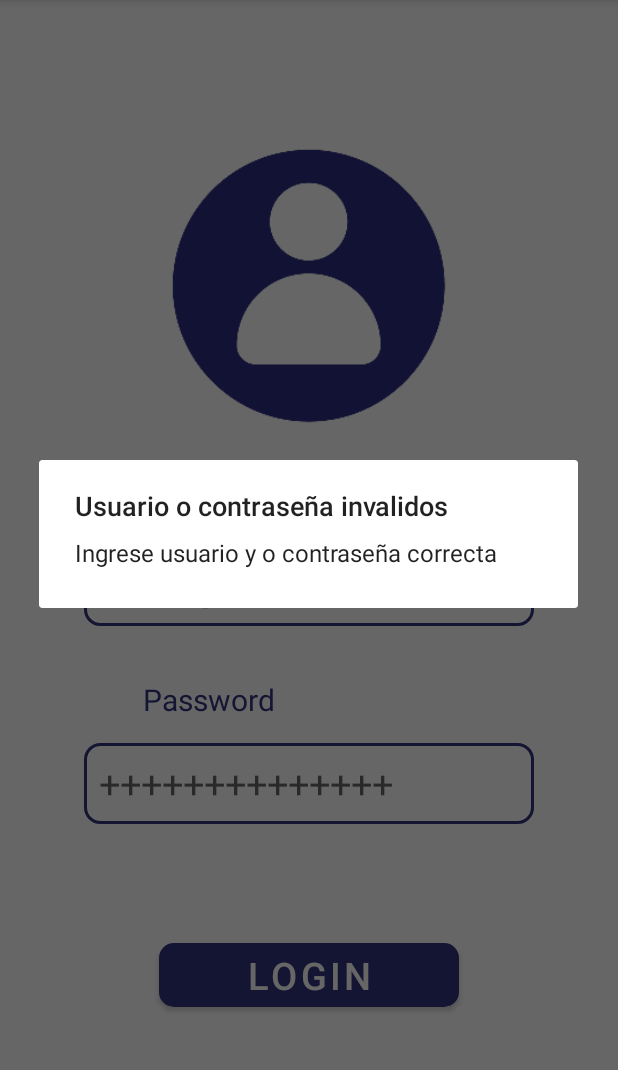
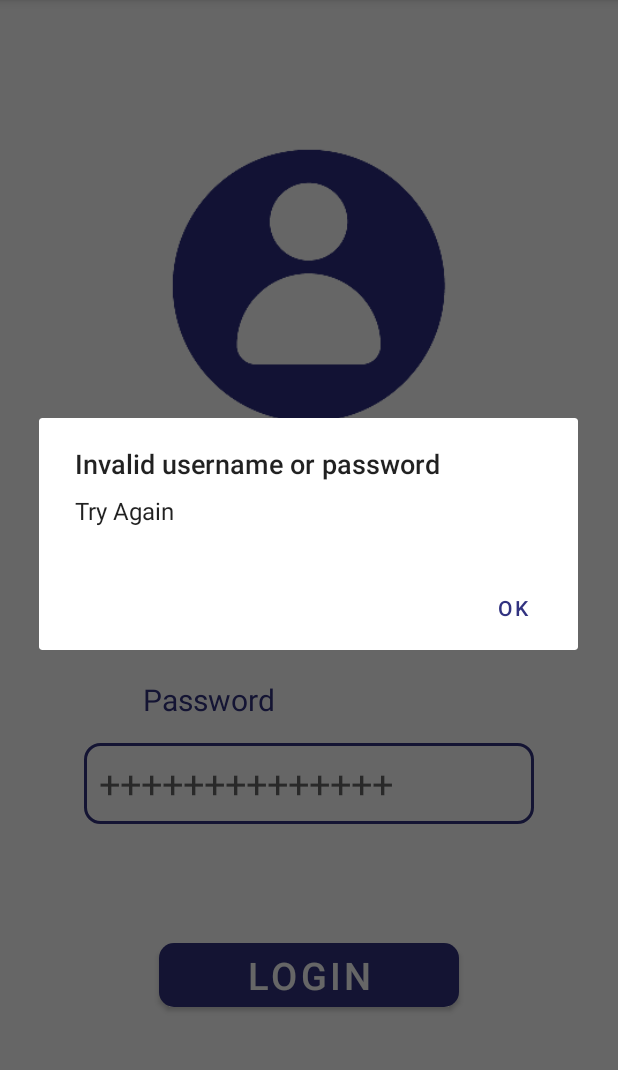
Before and after one commit to JhonnyPG/AppTurismo, an Android app: the welcomActivity screen opened directly, with no data from a screen before it, after a tap on "LOGIN", on a phone screen of 412 x 824 dp, the part 84-1154 px from its top. Run offline under Robolectric (Android 15) with nearby library versions, the phone set to English and light mode, and no system bars.

Commit message:
mejoras en mensajes emergentes

```diff
--- a/app/src/main/java/com/lemarin31/aventurateporcolombia/welcomActivity.kt
+++ b/app/src/main/java/com/lemarin31/aventurateporcolombia/welcomActivity.kt
@@ -1,11 +1,13 @@
 package com.lemarin31.aventurateporcolombia
 
+import android.content.DialogInterface
 import android.content.Intent
 import androidx.appcompat.app.AppCompatActivity
 import android.os.Bundle
 import android.view.View
 import android.widget.EditText
 import androidx.appcompat.app.AlertDialog
+import androidx.appcompat.widget.AlertDialogLayout
 
 class welcomActivity : AppCompatActivity() {
     private var edtusername : EditText?=null
@@ -16,13 +18,33 @@ class welcomActivity : AppCompatActivity() {
         edtusername = findViewById(R.id.edtusername)
         edtpassword = findViewById(R.id.edtpassword)
     }
+
+    val Mensajeok ={ dialog: DialogInterface,which:Int->
+        val intent= Intent(this,Maindestination::class.java).apply {  }
+        startActivity(intent)
+    }
+    val Mensajecancel={_:DialogInterface,_:Int->}
+
+
     fun destino(btndestino : View){
-            if (edtusername!!.text.toString()=="admin" && edtpassword!!.text.toString()=="12345"){
-                val intent= Intent(this,Maindestination::class.java).apply {  }
-                startActivity(intent)}
-        else{
-            val botondialogo = AlertDialog.Builder(this).setTitle("Usuario o contraseña invalidos").setMessage("Ingrese usuario y o contraseña correcta").create().show()
-        }
+            if (edtusername!!.text.toString()=="admin" && edtpassword!!.text.toString()=="12345") {
+                //val intent= Intent(this,Maindestination::class.java).apply {  }
+                //startActivity(intent)}
+                val dialog = AlertDialog.Builder(this)
+                    .setTitle(resources.getString(R.string.welcome))
+                    .setMessage(edtusername!!.text.toString())
+                    .setPositiveButton("Ok", Mensajeok)
+                    .create()
+                    .show()
+            }
+             else{
+                 val botondialogo = AlertDialog.Builder(this)
+                     .setTitle(resources.getString(R.string.Erroruser))
+                     .setMessage(resources.getString(R.string.Errormenssage))
+                     .setNegativeButton("OK",Mensajecancel)
+                     .create()
+                     .show()
+                }
+
     }
-
 }
--- a/app/src/main/res/values/strings.xml
+++ b/app/src/main/res/values/strings.xml
@@ -1,5 +1,8 @@
 <resources>
     <string name="app_name">Adventure Through Colombia</string>
+    <string name="welcome">Welcome</string>
+    <string name="Erroruser">Invalid username or password</string>
+    <string name="Errormenssage">Try Again</string>
     <string name="tex_Sig">SIGN UP</string>
     <string name="tex_Con">continue</string>
     <string name="tex_Username">Username</string>
@@ -15,4 +18,5 @@
     <string name="tex_cali">Cali</string>
 
 
+
 </resources>
```
Also changed, not shown: 2 other files.
